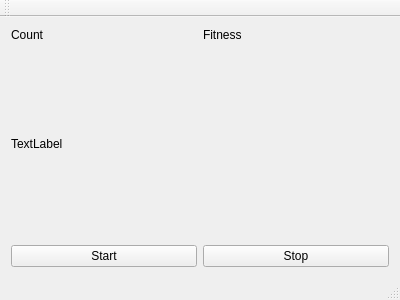
Qt form mainwindow.ui (icoz/evo) before a commit.
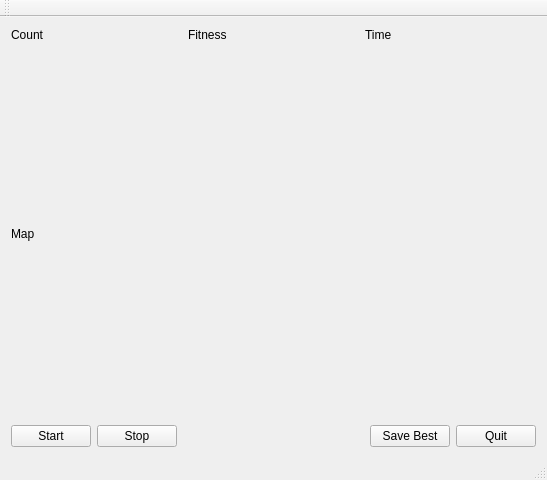
The same form after that commit.

Commit message: MainWindow: btnQuit added btnSaveBest added, support World::saveBestAnimal

```diff
--- a/mainwindow.ui
+++ b/mainwindow.ui
@@ -6,8 +6,8 @@
    <rect>
     <x>0</x>
     <y>0</y>
-    <width>400</width>
-    <height>300</height>
+    <width>547</width>
+    <height>480</height>
    </rect>
   </property>
   <property name="windowTitle">
@@ -31,6 +31,13 @@
         </property>
        </widget>
       </item>
+      <item>
+       <widget class="QLabel" name="lblTime">
+        <property name="text">
+         <string>Time</string>
+        </property>
+       </widget>
+      </item>
      </layout>
     </item>
     <item>
@@ -42,7 +49,7 @@
        </sizepolicy>
       </property>
       <property name="text">
-       <string>TextLabel</string>
+       <string>Map</string>
       </property>
      </widget>
     </item>
@@ -62,6 +69,33 @@
         </property>
        </widget>
       </item>
+      <item>
+       <spacer name="horizontalSpacer">
+        <property name="orientation">
+         <enum>Qt::Horizontal</enum>
+        </property>
+        <property name="sizeHint" stdset="0">
+         <size>
+          <width>40</width>
+          <height>20</height>
+         </size>
+        </property>
+       </spacer>
+      </item>
+      <item>
+       <widget class="QPushButton" name="btnSaveBest">
+        <property name="text">
+         <string>Save Best</string>
+        </property>
+       </widget>
+      </item>
+      <item>
+       <widget class="QPushButton" name="btnQuit">
+        <property name="text">
+         <string>Quit</string>
+        </property>
+       </widget>
+      </item>
      </layout>
     </item>
    </layout>
```
Left out of the diff: 21 changed lines with no effect on the pictures. The commit also changes 2 other files.
